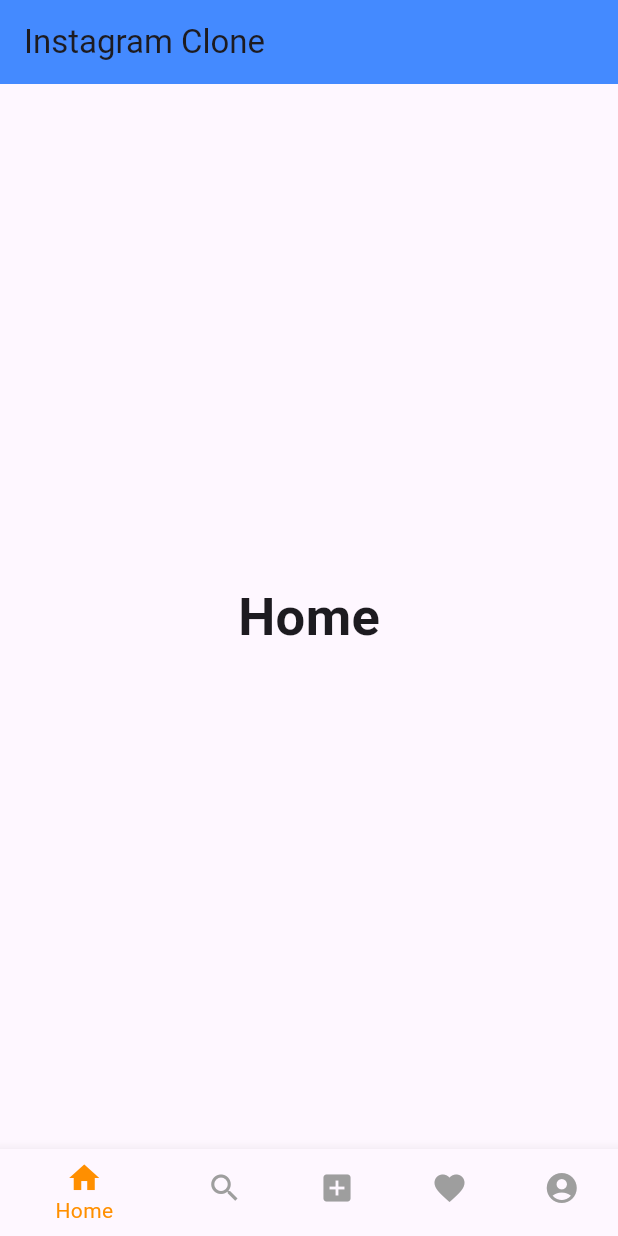
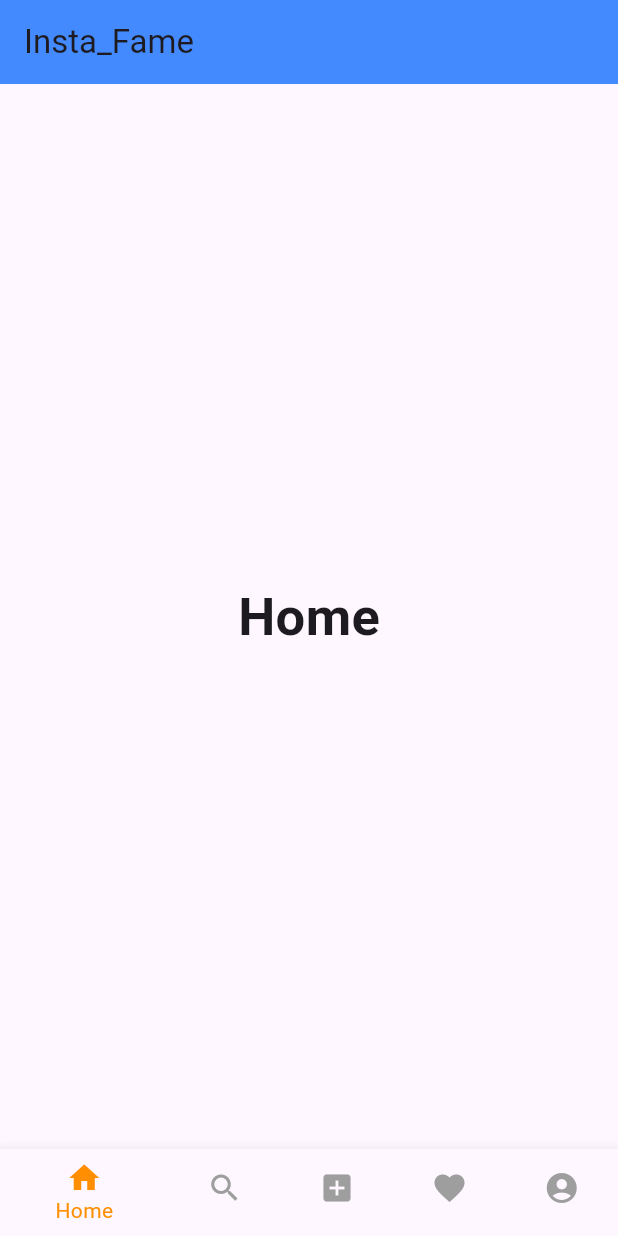
Before and after one commit to RaxoTheOne/insta_fame, a Flutter app: the screen it shows after launch, on a phone screen of 412 x 824 dp. Run offline on Flutter 3.47's test engine with Material 3 defaults, Android fonts, the light colour scheme and no system bars.

Commit message:
title changed to Insta_Fame

```diff
--- a/lib/main.dart
+++ b/lib/main.dart
@@ -10,7 +10,7 @@
   @override
   Widget build(BuildContext context) {
     return MaterialApp(
-      title: 'Flutter Instagram Clone',
+      title: 'Insta_Fame',
       theme: ThemeData(
         primarySwatch: Colors.blue,
         appBarTheme: const AppBarTheme(
@@ -65,7 +65,7 @@
   Widget build(BuildContext context) {
     return Scaffold(
       appBar: AppBar(
-        title: const Text('Instagram Clone'),
+        title: const Text('Insta_Fame'),
       ),
       body: Center(
         child: _widgetOptions.elementAt(_selectedIndex),
```
